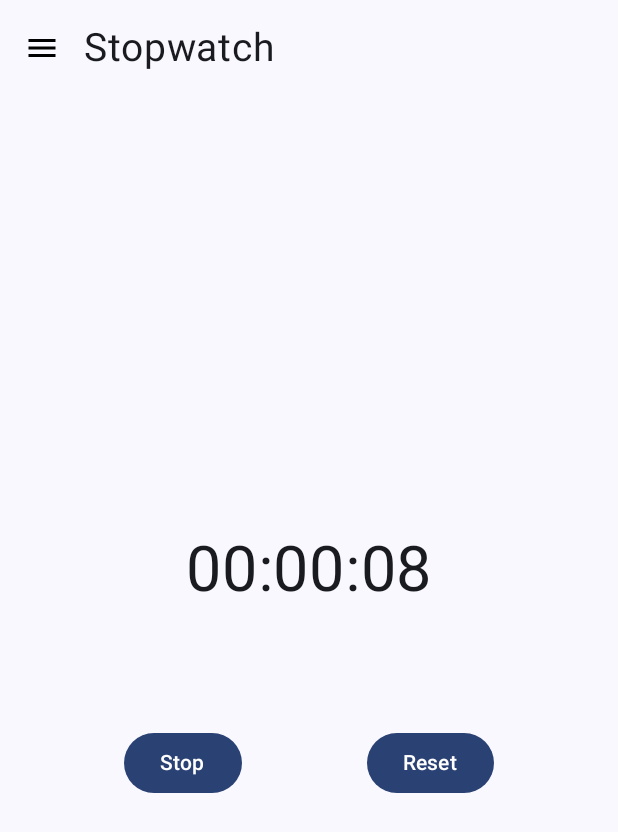
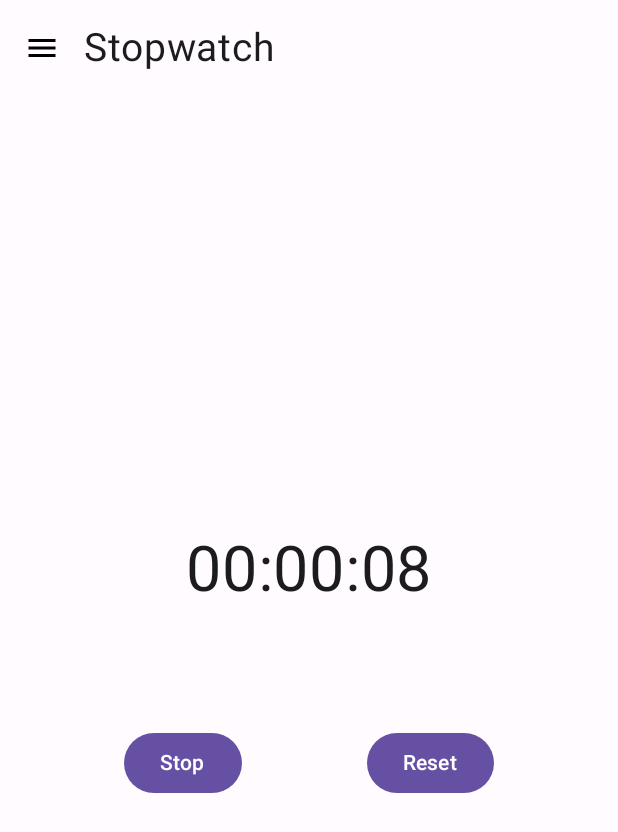
Before and after one commit to ShahbozbekCoder/StopWatch, an Android app built with Jetpack Compose: the screen it shows after launch (MainActivity), on a phone screen of 412 x 824 dp. Shown: the top 832 px of the screen. Run offline under Robolectric (Android 15) with nearby library versions, the phone set to English and light mode, and no system bars; our stand-ins replace Dagger/Hilt's generated code, Room's generated code; pictures from the network do not load.

Commit message:
some bugs fixed

```diff
--- a/app/src/main/java/com/shahbozbek/stopwatch/ui/theme/Color.kt
+++ b/app/src/main/java/com/shahbozbek/stopwatch/ui/theme/Color.kt
@@ -1,11 +1,20 @@
 package com.shahbozbek.stopwatch.ui.theme
 
 import androidx.compose.ui.graphics.Color
-
+// Dark colors
 val Purple80 = Color(0xFFD0BCFF)
 val PurpleGrey80 = Color(0xFFCCC2DC)
 val Pink80 = Color(0xFFEFB8C8)
+val chipColorDark = Color.DarkGray
+val chipColorDarkBorder = Color.DarkGray
+val textColorDark = Color.White
+val newsItemDarkColor = Color.DarkGray
 
+// Light colors
 val Purple40 = Color(0xFF6650a4)
 val PurpleGrey40 = Color(0xFF625b71)
 val Pink40 = Color(0xFF7D5260)
+val chipColorLight = Color.Cyan
+val chipColorLightBorder = Color.LightGray
+val textColorLight = Color.Black
+val newsItemLightColor = Color.White
--- a/app/src/main/java/com/shahbozbek/stopwatch/ui/theme/Theme.kt
+++ b/app/src/main/java/com/shahbozbek/stopwatch/ui/theme/Theme.kt
@@ -15,7 +15,7 @@ import androidx.compose.ui.platform.LocalContext
 private val DarkColorScheme = darkColorScheme(
     primary = Purple80,
     secondary = PurpleGrey80,
-    tertiary = Pink80
+    tertiary = Pink80,
 )
 
 private val LightColorScheme = lightColorScheme(
@@ -35,16 +35,9 @@ private val LightColorScheme = lightColorScheme(
 @Composable
 fun StopWatchTheme(
     darkTheme: Boolean = isSystemInDarkTheme(),
-    // Dynamic color is available on Android 12+
-    dynamicColor: Boolean = true,
     content: @Composable () -> Unit
 ) {
     val colorScheme = when {
-        dynamicColor && Build.VERSION.SDK_INT >= Build.VERSION_CODES.S -> {
-            val context = LocalContext.current
-            if (darkTheme) dynamicDarkColorScheme(context) else dynamicLightColorScheme(context)
-        }
-
         darkTheme -> DarkColorScheme
         else -> LightColorScheme
     }
```
Also changed, not shown: app/src/main/java/com/shahbozbek/stopwatch/ui/news/AllNewsScreen.kt (+17 -26 lines), app/src/main/java/com/shahbozbek/stopwatch/ui/news/NewsItem.kt (+5 -4 lines), app/src/main/java/com/shahbozbek/stopwatch/ui/news/NewsScreenViewModel.kt (+10 -3 lines).
